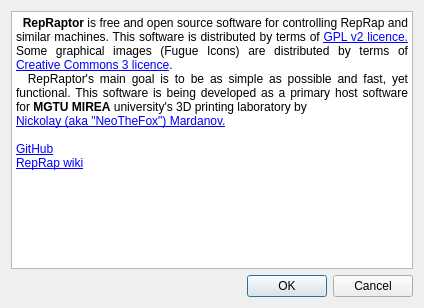
Old version of the form aboutwindow.ui in the repository NeoTheFox/RepRaptor.
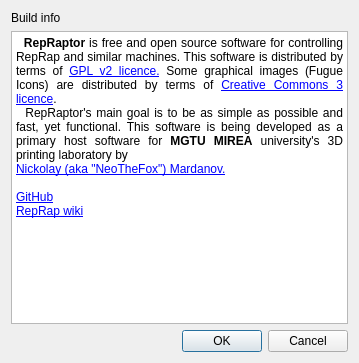
New version of the form. Icons and pictures are not drawn.

Commit message: Added version and build info

```diff
--- a/aboutwindow.ui
+++ b/aboutwindow.ui
@@ -6,10 +6,16 @@
    <rect>
     <x>0</x>
     <y>0</y>
-    <width>424</width>
-    <height>308</height>
+    <width>359</width>
+    <height>363</height>
    </rect>
   </property>
+  <property name="sizePolicy">
+   <sizepolicy hsizetype="Minimum" vsizetype="Preferred">
+    <horstretch>0</horstretch>
+    <verstretch>0</verstretch>
+   </sizepolicy>
+  </property>
   <property name="windowTitle">
    <string>About RepRaptor</string>
   </property>
@@ -18,7 +24,7 @@
     <normaloff>:/icons/about.png</normaloff>:/icons/about.png</iconset>
   </property>
   <layout class="QGridLayout" name="gridLayout">
-   <item row="1" column="0">
+   <item row="3" column="0">
     <widget class="QDialogButtonBox" name="buttonBox">
      <property name="orientation">
       <enum>Qt::Horizontal</enum>
@@ -28,7 +34,7 @@
      </property>
     </widget>
    </item>
-   <item row="0" column="0">
+   <item row="1" column="0">
     <widget class="QTextBrowser" name="textBrowser">
      <property name="acceptDrops">
       <bool>false</bool>
@@ -37,16 +43,16 @@
       <string>&lt;!DOCTYPE HTML PUBLIC &quot;-//W3C//DTD HTML 4.0//EN&quot; &quot;http://www.w3.org/TR/REC-html40/strict.dtd&quot;&gt;
 &lt;html&gt;&lt;head&gt;&lt;meta name=&quot;qrichtext&quot; content=&quot;1&quot; /&gt;&lt;style type=&quot;text/css&quot;&gt;
 p, li { white-space: pre-wrap; }
-&lt;/style&gt;&lt;/head&gt;&lt;body style=&quot; font-family:'.Helvetica Neue DeskInterface'; font-size:13pt; font-weight:400; font-style:normal;&quot;&gt;
+&lt;/style&gt;&lt;/head&gt;&lt;body style=&quot; font-family:'Sans Serif'; font-size:9pt; font-weight:400; font-style:normal;&quot;&gt;
 &lt;p align=&quot;center&quot; style=&quot; margin-top:0px; margin-bottom:0px; margin-left:0px; margin-right:0px; -qt-block-indent:0; text-indent:0px;&quot;&gt;&lt;img src=&quot;:/icons/logo.png&quot; /&gt;&lt;/p&gt;
-&lt;p align=&quot;justify&quot; style=&quot; margin-top:0px; margin-bottom:0px; margin-left:0px; margin-right:0px; -qt-block-indent:0; text-indent:0px;&quot;&gt;&lt;span style=&quot; font-family:'Sans Serif'; font-size:9pt; font-weight:600;&quot;&gt;  RepRaptor&lt;/span&gt;&lt;span style=&quot; font-family:'Sans Serif'; font-size:9pt;&quot;&gt; is free and open source software for controlling RepRap and similar machines. This software is distributed by terms of &lt;/span&gt;&lt;a href=&quot;https://www.gnu.org/licenses/gpl-2.0.html&quot;&gt;&lt;span style=&quot; font-family:'Sans Serif'; font-size:9pt; text-decoration: underline; color:#0000ff;&quot;&gt;GPL v2 licence.&lt;/span&gt;&lt;/a&gt;&lt;span style=&quot; font-family:'Sans Serif'; font-size:9pt;&quot;&gt; Some graphical images (Fugue Icons) are distributed by terms of &lt;/span&gt;&lt;a href=&quot;https://creativecommons.org/licenses/by/3.0/deed.ru&quot;&gt;&lt;span style=&quot; font-family:'Sans Serif'; font-size:9pt; text-decoration: underline; color:#0000ff;&quot;&gt;Creative Commons 3 licence&lt;/span&gt;&lt;/a&gt;&lt;span style=&quot; font-family:'Sans Serif'; font-size:9pt;&quot;&gt;.&lt;/span&gt;&lt;/p&gt;
-&lt;p align=&quot;justify&quot; style=&quot; margin-top:0px; margin-bottom:0px; margin-left:0px; margin-right:0px; -qt-block-indent:0; text-indent:0px;&quot;&gt;&lt;span style=&quot; font-family:'Sans Serif'; font-size:9pt;&quot;&gt;  RepRaptor's main goal is to be as simple as possible and fast, yet functional. This software is being developed as a primary host software for &lt;/span&gt;&lt;span style=&quot; font-family:'Sans Serif'; font-size:9pt; font-weight:600;&quot;&gt;MGTU MIREA&lt;/span&gt;&lt;span style=&quot; font-family:'Sans Serif'; font-size:9pt;&quot;&gt; university's 3D printing laboratory by&lt;/span&gt;&lt;/p&gt;
-&lt;p align=&quot;justify&quot; style=&quot; margin-top:0px; margin-bottom:0px; margin-left:0px; margin-right:0px; -qt-block-indent:0; text-indent:0px;&quot;&gt;&lt;a href=&quot;mailto:repraptor-dev@repraptor.33mail.com&quot;&gt;&lt;span style=&quot; font-family:'Sans Serif'; font-size:9pt; text-decoration: underline; color:#0000ff;&quot;&gt;Nickolay (aka &amp;quot;NeoTheFox&amp;quot;) Mardanov.&lt;/span&gt;&lt;/a&gt;&lt;/p&gt;
-&lt;p style=&quot;-qt-paragraph-type:empty; margin-top:0px; margin-bottom:0px; margin-left:0px; margin-right:0px; -qt-block-indent:0; text-indent:0px; font-family:'Sans Serif'; font-size:9pt;&quot;&gt;&lt;br /&gt;&lt;/p&gt;
-&lt;p style=&quot; margin-top:0px; margin-bottom:0px; margin-left:0px; margin-right:0px; -qt-block-indent:0; text-indent:0px;&quot;&gt;&lt;a href=&quot;https://github.com/NeoTheFox/RepRaptor&quot;&gt;&lt;span style=&quot; font-family:'Sans Serif'; font-size:9pt; text-decoration: underline; color:#0000ff;&quot;&gt;GitHub&lt;/span&gt;&lt;/a&gt;&lt;/p&gt;
-&lt;p style=&quot; margin-top:0px; margin-bottom:0px; margin-left:0px; margin-right:0px; -qt-block-indent:0; text-indent:0px;&quot;&gt;&lt;a href=&quot;http://www.reprap.org&quot;&gt;&lt;span style=&quot; font-family:'Sans Serif'; font-size:9pt; text-decoration: underline; color:#0000ff;&quot;&gt;RepRap wiki&lt;/span&gt;&lt;/a&gt;&lt;/p&gt;
-&lt;p style=&quot;-qt-paragraph-type:empty; margin-top:0px; margin-bottom:0px; margin-left:0px; margin-right:0px; -qt-block-indent:0; text-indent:0px; font-family:'Sans Serif'; font-size:9pt; text-decoration: underline; color:#0000ff;&quot;&gt;&lt;br /&gt;&lt;/p&gt;
-&lt;p style=&quot;-qt-paragraph-type:empty; margin-top:0px; margin-bottom:0px; margin-left:0px; margin-right:0px; -qt-block-indent:0; text-indent:0px; font-family:'Sans Serif'; font-size:9pt; text-decoration: underline; color:#0000ff;&quot;&gt;&lt;br /&gt;&lt;/p&gt;&lt;/body&gt;&lt;/html&gt;</string>
+&lt;p align=&quot;justify&quot; style=&quot; margin-top:0px; margin-bottom:0px; margin-left:0px; margin-right:0px; -qt-block-indent:0; text-indent:0px;&quot;&gt;&lt;span style=&quot; font-weight:600;&quot;&gt;  RepRaptor&lt;/span&gt; is free and open source software for controlling RepRap and similar machines. This software is distributed by terms of &lt;a href=&quot;https://www.gnu.org/licenses/gpl-2.0.html&quot;&gt;&lt;span style=&quot; text-decoration: underline; color:#0000ff;&quot;&gt;GPL v2 licence.&lt;/span&gt;&lt;/a&gt; Some graphical images (Fugue Icons) are distributed by terms of &lt;a href=&quot;https://creativecommons.org/licenses/by/3.0/deed.ru&quot;&gt;&lt;span style=&quot; text-decoration: underline; color:#0000ff;&quot;&gt;Creative Commons 3 licence&lt;/span&gt;&lt;/a&gt;.&lt;/p&gt;
+&lt;p align=&quot;justify&quot; style=&quot; margin-top:0px; margin-bottom:0px; margin-left:0px; margin-right:0px; -qt-block-indent:0; text-indent:0px;&quot;&gt;  RepRaptor's main goal is to be as simple as possible and fast, yet functional. This software is being developed as a primary host software for &lt;span style=&quot; font-weight:600;&quot;&gt;MGTU MIREA&lt;/span&gt; university's 3D printing laboratory by&lt;/p&gt;
+&lt;p align=&quot;justify&quot; style=&quot; margin-top:0px; margin-bottom:0px; margin-left:0px; margin-right:0px; -qt-block-indent:0; text-indent:0px;&quot;&gt;&lt;a href=&quot;mailto:repraptor-dev@repraptor.33mail.com&quot;&gt;&lt;span style=&quot; text-decoration: underline; color:#0000ff;&quot;&gt;Nickolay (aka &amp;quot;NeoTheFox&amp;quot;) Mardanov.&lt;/span&gt;&lt;/a&gt;&lt;/p&gt;
+&lt;p style=&quot;-qt-paragraph-type:empty; margin-top:0px; margin-bottom:0px; margin-left:0px; margin-right:0px; -qt-block-indent:0; text-indent:0px;&quot;&gt;&lt;br /&gt;&lt;/p&gt;
+&lt;p style=&quot; margin-top:0px; margin-bottom:0px; margin-left:0px; margin-right:0px; -qt-block-indent:0; text-indent:0px;&quot;&gt;&lt;a href=&quot;https://github.com/NeoTheFox/RepRaptor&quot;&gt;&lt;span style=&quot; text-decoration: underline; color:#0000ff;&quot;&gt;GitHub&lt;/span&gt;&lt;/a&gt;&lt;/p&gt;
+&lt;p style=&quot; margin-top:0px; margin-bottom:0px; margin-left:0px; margin-right:0px; -qt-block-indent:0; text-indent:0px;&quot;&gt;&lt;a href=&quot;http://www.reprap.org&quot;&gt;&lt;span style=&quot; text-decoration: underline; color:#0000ff;&quot;&gt;RepRap wiki&lt;/span&gt;&lt;/a&gt;&lt;/p&gt;
+&lt;p style=&quot;-qt-paragraph-type:empty; margin-top:0px; margin-bottom:0px; margin-left:0px; margin-right:0px; -qt-block-indent:0; text-indent:0px; text-decoration: underline; color:#0000ff;&quot;&gt;&lt;br /&gt;&lt;/p&gt;
+&lt;p style=&quot;-qt-paragraph-type:empty; margin-top:0px; margin-bottom:0px; margin-left:0px; margin-right:0px; -qt-block-indent:0; text-indent:0px; text-decoration: underline; color:#0000ff;&quot;&gt;&lt;br /&gt;&lt;/p&gt;&lt;/body&gt;&lt;/html&gt;</string>
      </property>
      <property name="openExternalLinks">
       <bool>true</bool>
@@ -56,6 +62,13 @@
      </property>
     </widget>
    </item>
+   <item row="0" column="0">
+    <widget class="QLabel" name="versionLabel">
+     <property name="text">
+      <string>Build info</string>
+     </property>
+    </widget>
+   </item>
   </layout>
  </widget>
  <resources>
```
The commit also changes 4 other files.
